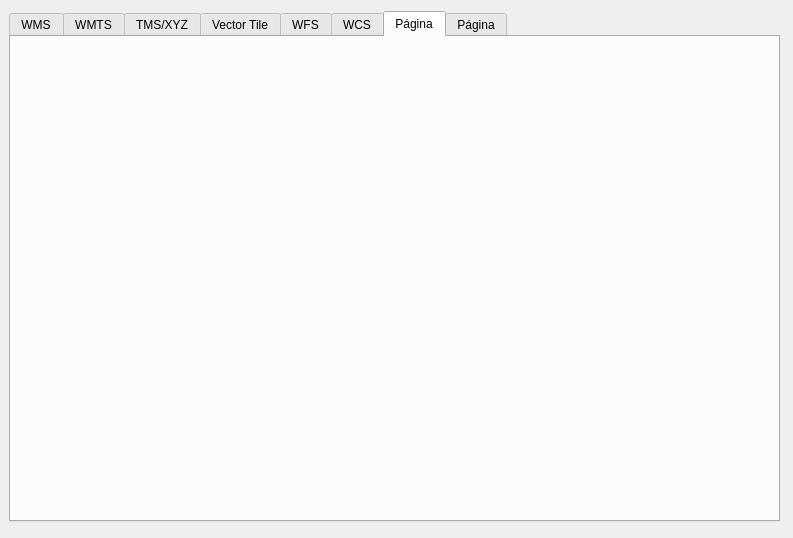
This is serviciosidee2qgis/serviciosIDEE2QGIS_dialog_base.ui in IngenieroGeomatico/serviciosIDEE2QGIS as Qt 5 draws it before an edit. The edited form follows.
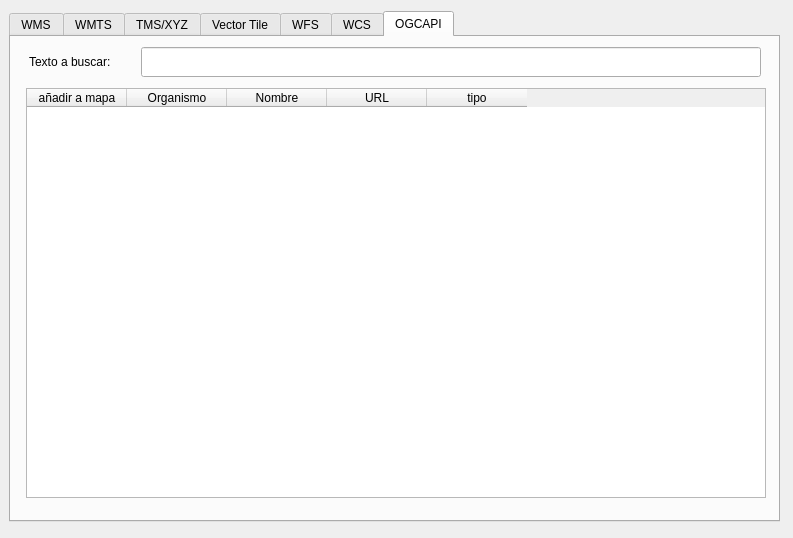
This is the edited form. The open tabs and pages were chosen to show the change.

Commit message: Se sube OGCAPI-Features

Patch:
```diff
--- a/serviciosidee2qgis/serviciosIDEE2QGIS_dialog_base.ui
+++ b/serviciosidee2qgis/serviciosIDEE2QGIS_dialog_base.ui
@@ -386,13 +386,66 @@
    </widget>
    <widget class="QWidget" name="tab_2">
     <attribute name="title">
-     <string>Página</string>
+     <string>OGCAPI</string>
     </attribute>
-   </widget>
-   <widget class="QWidget" name="tab">
-    <attribute name="title">
-     <string>Página</string>
-    </attribute>
+    <widget class="QTableWidget" name="tableWidget_OGCAPI">
+     <property name="geometry">
+      <rect>
+       <x>15</x>
+       <y>51</y>
+       <width>740</width>
+       <height>410</height>
+      </rect>
+     </property>
+     <column>
+      <property name="text">
+       <string>añadir a mapa</string>
+      </property>
+     </column>
+     <column>
+      <property name="text">
+       <string>Organismo</string>
+      </property>
+     </column>
+     <column>
+      <property name="text">
+       <string>Nombre</string>
+      </property>
+     </column>
+     <column>
+      <property name="text">
+       <string>URL</string>
+      </property>
+     </column>
+     <column>
+      <property name="text">
+       <string>tipo</string>
+      </property>
+     </column>
+    </widget>
+    <widget class="QLineEdit" name="lineEditBuscar_OGCAPI">
+     <property name="geometry">
+      <rect>
+       <x>130</x>
+       <y>10</y>
+       <width>620</width>
+       <height>30</height>
+      </rect>
+     </property>
+    </widget>
+    <widget class="QLabel" name="label_7">
+     <property name="geometry">
+      <rect>
+       <x>18</x>
+       <y>16</y>
+       <width>110</width>
+       <height>18</height>
+      </rect>
+     </property>
+     <property name="text">
+      <string>Texto a buscar:</string>
+     </property>
+    </widget>
    </widget>
   </widget>
  </widget>
```
Left out of the diff: 4 changed lines with no effect on the pictures. The commit also changes 1 other file.
